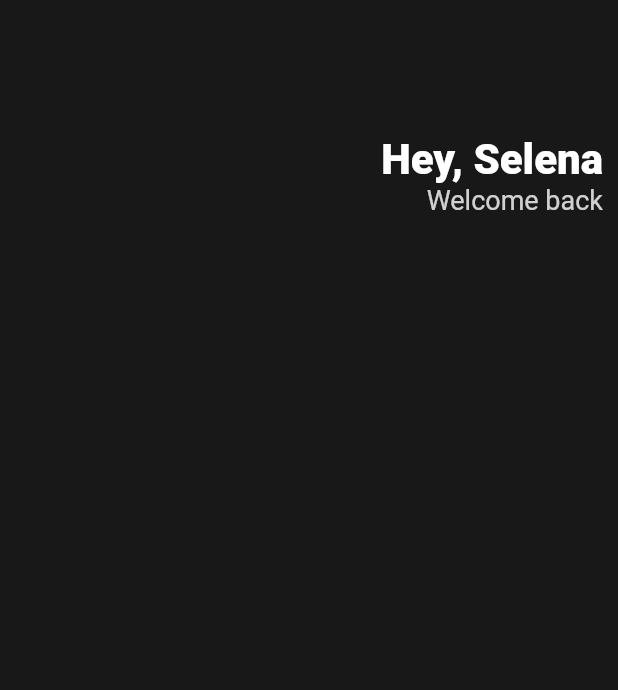
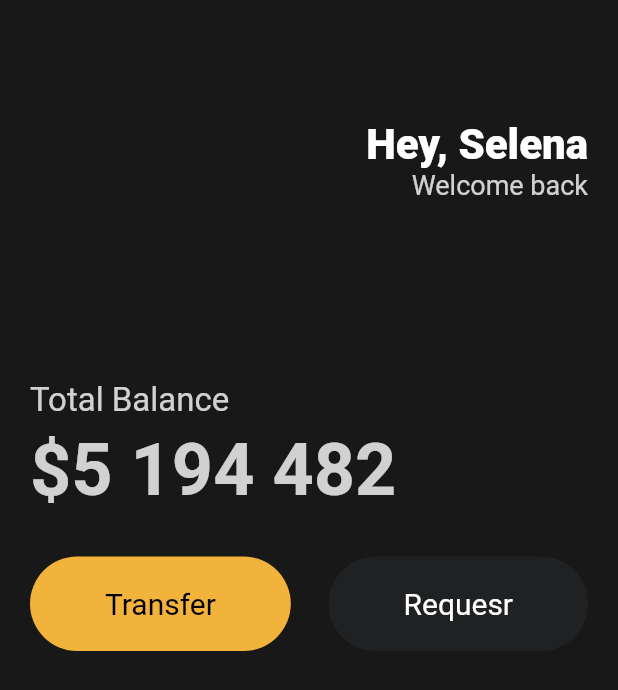
Before and after one commit to kth4249/toonflix, a Flutter app: the screen it shows after launch, on a phone screen of 412 x 824 dp. Shown: the top 690 px of the screen. Run offline on Flutter 3.47's test engine with Material 2 defaults, Android fonts, the phone set to English and light mode, and no system bars.

Commit message:
~ widgets

```diff
--- a/lib/main.dart
+++ b/lib/main.dart
@@ -1,4 +1,5 @@
 import 'package:flutter/material.dart';
+import 'package:toonflix/widgets/button.dart';
 
 class Player {
   String? name;
@@ -19,8 +20,11 @@ class App extends StatelessWidget {
       home: Scaffold(
         backgroundColor: const Color(0xFF181818),
         body: Padding(
-          padding: const EdgeInsets.all(10),
+          padding: const EdgeInsets.symmetric(
+            horizontal: 20,
+          ),
           child: Column(
+            crossAxisAlignment: CrossAxisAlignment.start,
             children: [
               const SizedBox(
                 height: 80,
@@ -47,6 +51,45 @@ class App extends StatelessWidget {
                     ],
                   )
                 ],
+              ),
+              const SizedBox(
+                height: 120,
+              ),
+              Text(
+                'Total Balance',
+                style: TextStyle(
+                  fontSize: 22,
+                  color: Colors.white.withOpacity(0.8),
+                ),
+              ),
+              const SizedBox(
+                height: 5,
+              ),
+              Text(
+                '\$5 194 482',
+                style: TextStyle(
+                  fontSize: 48,
+                  fontWeight: FontWeight.w600,
+                  color: Colors.white.withOpacity(0.8),
+                ),
+              ),
+              const SizedBox(
+                height: 30,
+              ),
+              Row(
+                mainAxisAlignment: MainAxisAlignment.spaceBetween,
+                children: [
+                  Button(
+                    text: 'Transfer',
+                    bgColor: const Color(0xFFF1B33B),
+                    textColor: Colors.black,
+                  ),
+                  Button(
+                    text: 'Requesr',
+                    bgColor: const Color(0xFF1F2123),
+                    textColor: Colors.white,
+                  ),
+                ],
               )
             ],
           ),
--- /dev/null
+++ b/lib/widgets/button.dart
@@ -0,0 +1,36 @@
+import 'package:flutter/material.dart';
+
+class Button extends StatelessWidget {
+  final String text;
+  final Color bgColor;
+  final Color textColor;
+
+  const Button({
+    required this.text,
+    required this.bgColor,
+    required this.textColor,
+  });
+
+  @override
+  Widget build(BuildContext context) {
+    return Container(
+      decoration: BoxDecoration(
+        color: bgColor,
+        borderRadius: BorderRadius.circular(45),
+      ),
+      child: Padding(
+        padding: const EdgeInsets.symmetric(
+          vertical: 20,
+          horizontal: 50,
+        ),
+        child: Text(
+          text,
+          style: TextStyle(
+            fontSize: 20,
+            color: textColor,
+          ),
+        ),
+      ),
+    );
+  }
+}
```
